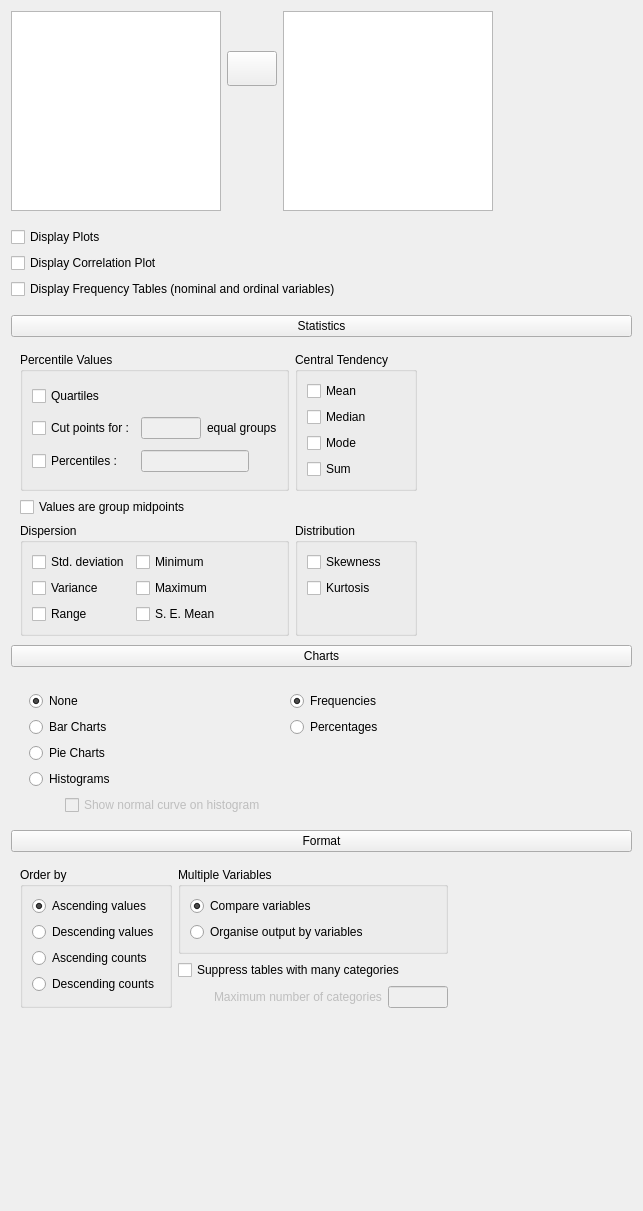
Old version of the form JASP-Desktop/analysisforms/descriptivesform.ui in the repository jasp-stats/jasp-desktop.
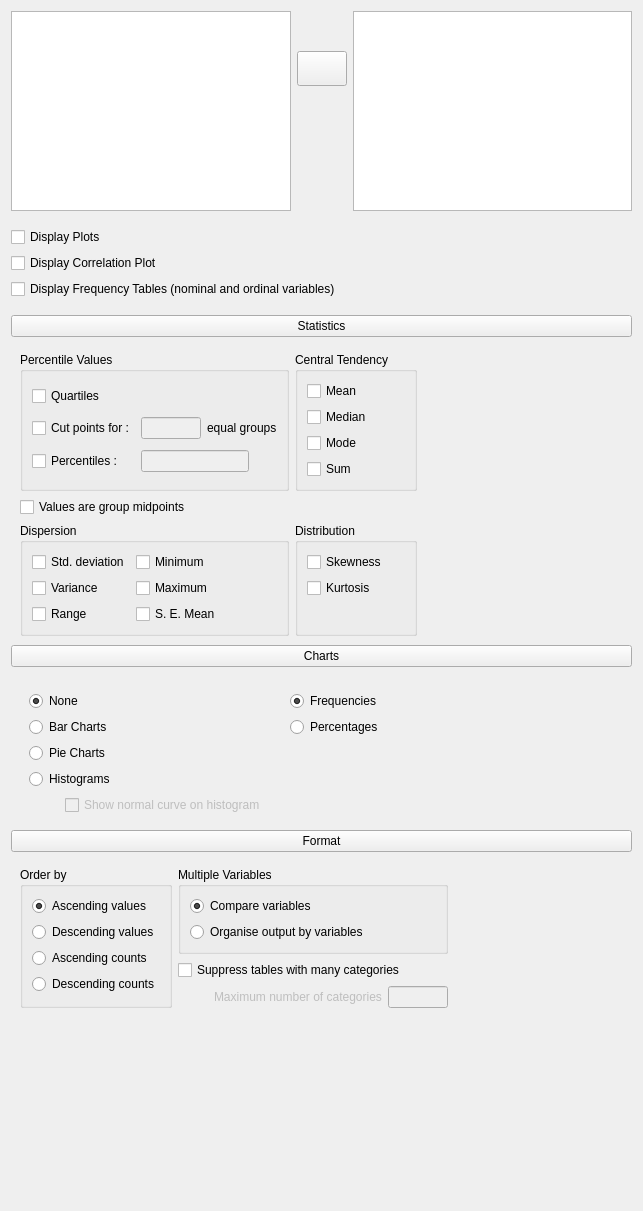
New version of the form. Custom widgets are drawn as their Qt base class.

Patch:
```diff
--- a/JASP-Desktop/analysisforms/descriptivesform.ui
+++ b/JASP-Desktop/analysisforms/descriptivesform.ui
@@ -26,7 +26,7 @@
    <item>
     <widget class="QWidget" name="topWidget" native="true">
      <property name="sizePolicy">
-      <sizepolicy hsizetype="Fixed" vsizetype="Fixed">
+      <sizepolicy hsizetype="Preferred" vsizetype="Fixed">
        <horstretch>0</horstretch>
        <verstretch>0</verstretch>
       </sizepolicy>
@@ -47,7 +47,7 @@
       <item>
        <widget class="AvailableFieldsListView" name="listAvailableFields">
         <property name="sizePolicy">
-         <sizepolicy hsizetype="Fixed" vsizetype="Fixed">
+         <sizepolicy hsizetype="Expanding" vsizetype="Fixed">
           <horstretch>0</horstretch>
           <verstretch>0</verstretch>
          </sizepolicy>
@@ -60,7 +60,7 @@
         </property>
         <property name="maximumSize">
          <size>
-          <width>210</width>
+          <width>16777215</width>
           <height>200</height>
          </size>
         </property>
@@ -150,7 +150,7 @@
       <item>
        <widget class="BoundListView" name="variables">
         <property name="sizePolicy">
-         <sizepolicy hsizetype="Fixed" vsizetype="Fixed">
+         <sizepolicy hsizetype="Expanding" vsizetype="Fixed">
           <horstretch>0</horstretch>
           <verstretch>0</verstretch>
          </sizepolicy>
@@ -163,7 +163,7 @@
         </property>
         <property name="maximumSize">
          <size>
-          <width>210</width>
+          <width>16777215</width>
           <height>200</height>
          </size>
         </property>
```
